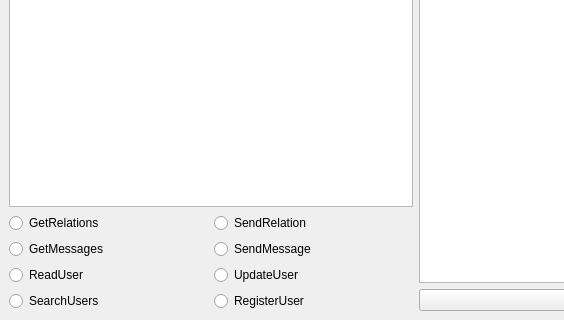
First picture: the form in design.ui, repository qugok/dating-diploma, before the edit; both pictures show x 0 to 564 and y 220 to 540 of the 831 by 540 pixel window.
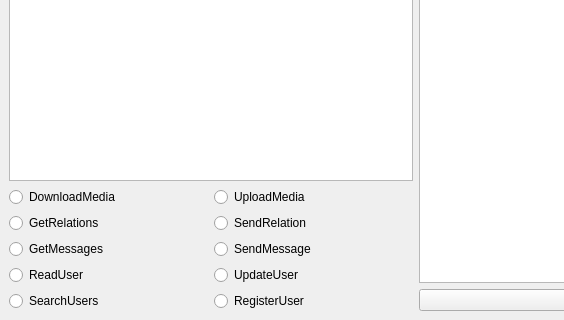
Second picture: the form after the edit.

Commit message: add media server client

What changed in the file:
```diff
--- a/design.ui
+++ b/design.ui
@@ -148,6 +148,20 @@
             </property>
            </widget>
           </item>
+          <item row="0" column="0" colspan="2">
+           <widget class="QRadioButton" name="DownloadMediaRadioButton">
+            <property name="text">
+             <string>DownloadMedia</string>
+            </property>
+           </widget>
+          </item>
+          <item row="0" column="2" colspan="2">
+           <widget class="QRadioButton" name="UploadMediaRadioButton">
+            <property name="text">
+             <string>UploadMedia</string>
+            </property>
+           </widget>
+          </item>
          </layout>
         </item>
        </layout>
```
The commit also changes 2 other files.
